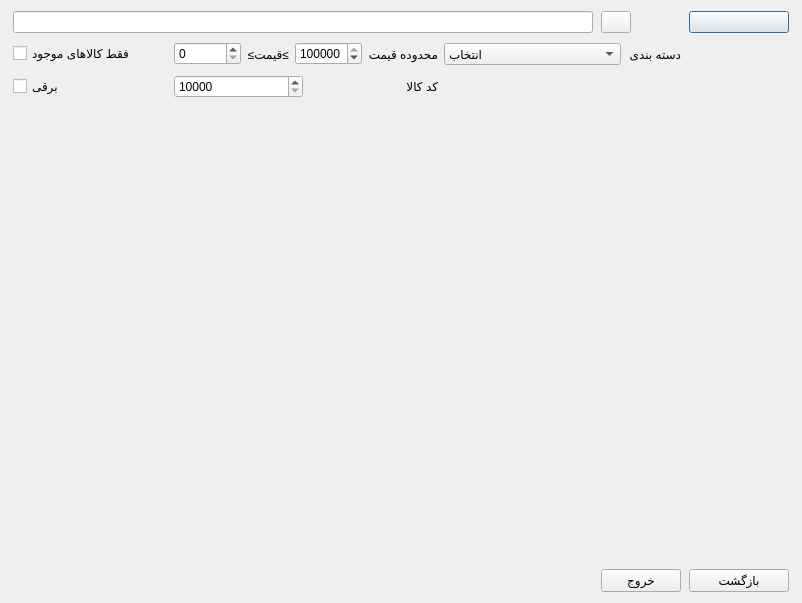
This is searchdialog.ui in Alireza8hi/Project-DigiKala as Qt 5 draws it before an edit. The edited form follows.
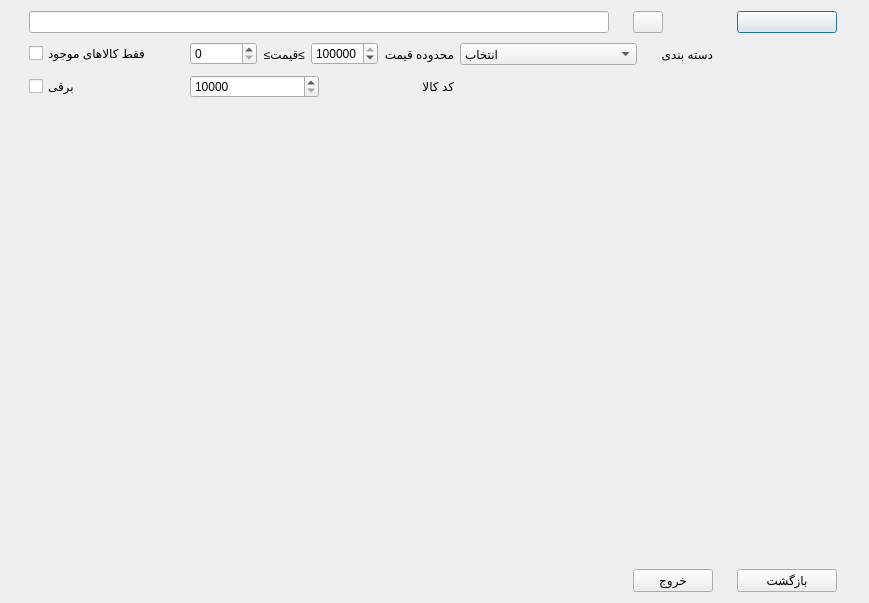
This is the edited form. Icons and pictures are not drawn.

What changed in the file:
```diff
--- a/searchdialog.ui
+++ b/searchdialog.ui
@@ -6,7 +6,7 @@
    <rect>
     <x>0</x>
     <y>0</y>
-    <width>802</width>
+    <width>869</width>
     <height>603</height>
    </rect>
   </property>
```
Left out of the diff: 26 changed lines with no effect on the pictures.
